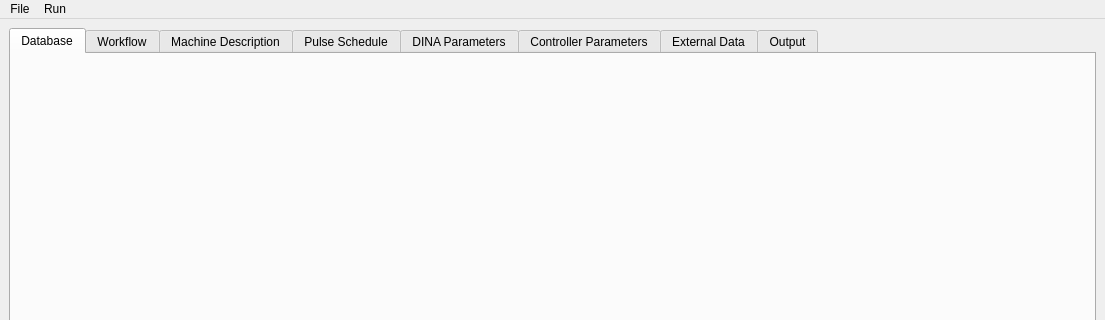
JeePEG-57/DINA-IMAS, file tools/GUI/design.ui: the form before one commit; both pictures show x 0 to 1105 and y 0 to 320 of the 1105 by 721 pixel window.
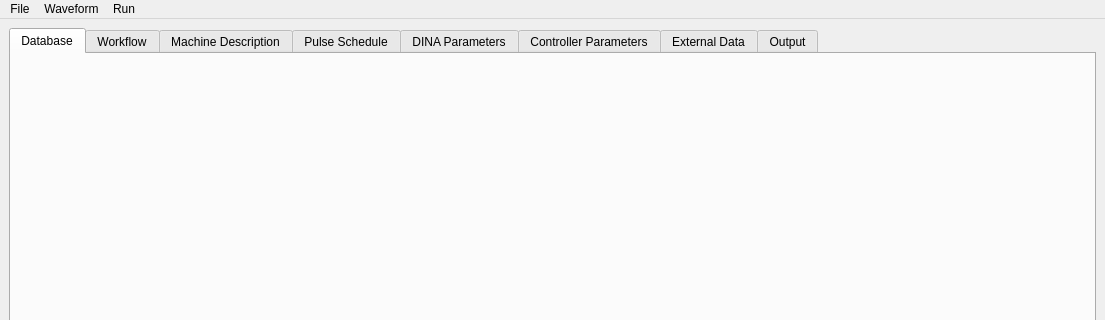
The form after the commit.

Commit message: Waveforms editing, table headers, default code parameters

```diff
--- a/tools/GUI/design.ui
+++ b/tools/GUI/design.ui
@@ -101,7 +101,7 @@
      <x>0</x>
      <y>0</y>
      <width>1105</width>
-     <height>19</height>
+     <height>22</height>
     </rect>
    </property>
    <widget class="QMenu" name="menuFile">
@@ -122,7 +122,15 @@
     <addaction name="actionPause"/>
     <addaction name="actionStop"/>
    </widget>
+   <widget class="QMenu" name="menuWaveform">
+    <property name="title">
+     <string>Waveform</string>
+    </property>
+    <addaction name="actionInsert_row"/>
+    <addaction name="actionDelete_row"/>
+   </widget>
    <addaction name="menuFile"/>
+   <addaction name="menuWaveform"/>
    <addaction name="menuRun"/>
   </widget>
   <widget class="QStatusBar" name="statusbar"/>
```
Left out of the diff: 10 changed lines with no effect on the pictures. The commit also changes 3 other files.
